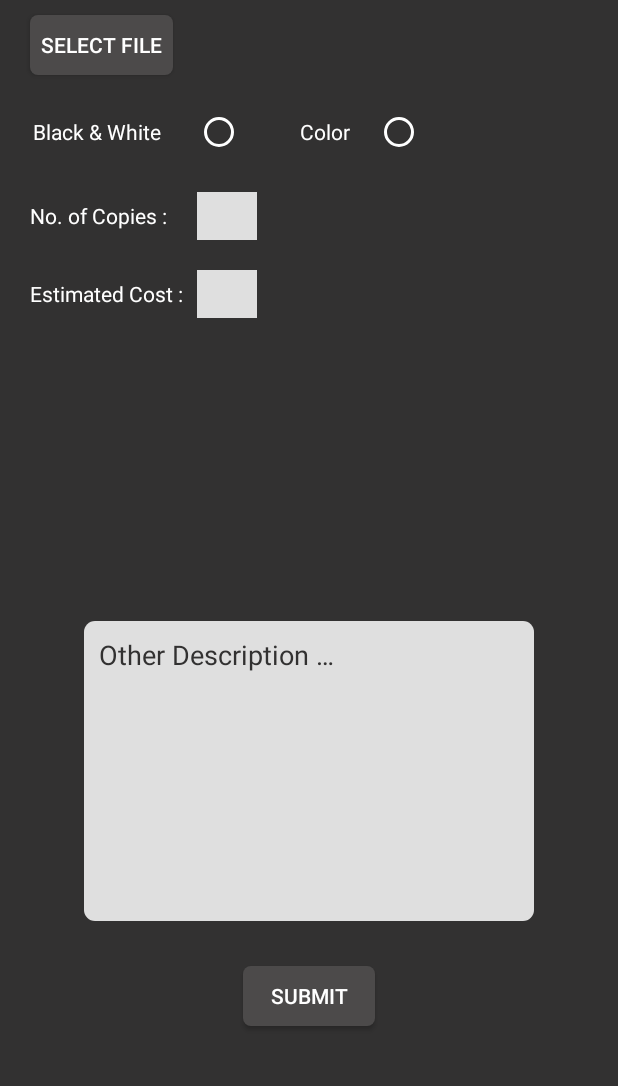
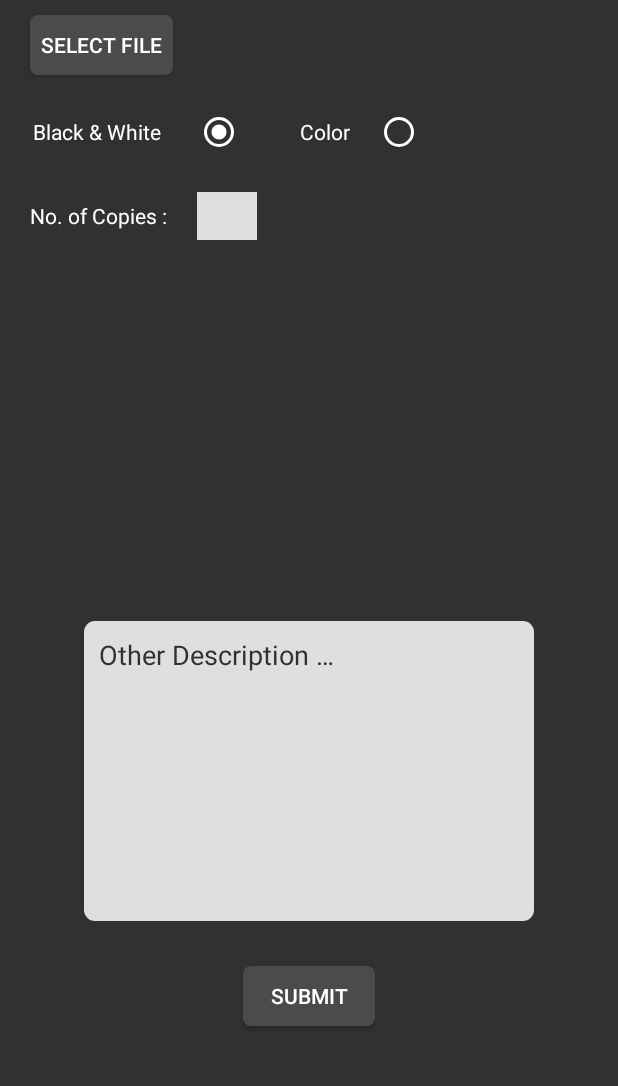
Before and after one commit to MK4070/PrintItEasy, an Android app: the screen it shows after launch once a user with an empty profile is signed in (SelectedShopActivity), after a tap on "ShopName_1", on a phone screen of 412 x 824 dp, the part 135-1221 px from its top. Run offline under Robolectric (Android 15) with nearby library versions, the phone set to English and light mode, and no system bars; our stand-ins replace Firebase (no records; nobody signed in at launch, a user with empty details on screens opened directly).

Commit message:
Updated 19/5

```diff
--- a/app/src/main/java/com/example/printiteasy/HomeActivity.java
+++ b/app/src/main/java/com/example/printiteasy/HomeActivity.java
@@ -1,11 +1,15 @@
 package com.example.printiteasy;
+import android.content.BroadcastReceiver;
+import android.content.Context;
 import android.content.Intent;
+import android.content.IntentFilter;
 import android.os.Bundle;
 import android.util.Log;
 import android.view.View;
 import android.widget.ImageButton;
 import androidx.annotation.Nullable;
 import androidx.appcompat.app.AppCompatActivity;
+import androidx.localbroadcastmanager.content.LocalBroadcastManager;
 import androidx.recyclerview.widget.LinearLayoutManager;
 import androidx.recyclerview.widget.RecyclerView;
 
@@ -19,6 +23,7 @@ public class HomeActivity extends AppCompatActivity implements ShopAdapter.OnNot
 
     //****16/5//sources>>mSource
     ArrayList<Source> sources;
+    String shopName;
     //****16/5
 
     //private FirebaseUser user = FirebaseAuth.getInstance().getCurrentUser();
@@ -36,6 +41,8 @@ public class HomeActivity extends AppCompatActivity implements ShopAdapter.OnNot
             @Override
             public void onClick(View v) {
                 Intent intent = new Intent(HomeActivity.this, SettingsActivity.class);
+                String email=null;
+                intent.putExtra(LoginActivity.userEmail,email);
                 startActivity(intent);
             }
         });
@@ -50,6 +57,8 @@ public class HomeActivity extends AppCompatActivity implements ShopAdapter.OnNot
         rvShops.setAdapter(adapter);
         //rvShops.setLayoutManager(new LinearLayoutManager(this));
         rvShops.setLayoutManager(horizontalLM);
+
+        LocalBroadcastManager.getInstance(this).registerReceiver(mMessageReceiver, new IntentFilter("shopName"));
 
     }
         //******************16/5****************
@@ -68,10 +77,20 @@ public class HomeActivity extends AppCompatActivity implements ShopAdapter.OnNot
         Log.d(TAG, "onNoteClick: clicked");
         Intent intent = new Intent(this, SelectedShopActivity.class);
 
-        //intent.putExtra("flag",);
+        intent.putExtra("name", shopName);
         //sources.get(position);
         startActivity(intent);
 
         Log.d(TAG, "onNoteClick: Started Activity SelectedShop");
     }
+
+    public BroadcastReceiver mMessageReceiver = new BroadcastReceiver() {
+        @Override
+        public void onReceive(Context context, Intent intent) {
+            shopName = intent.getStringExtra("name");
+
+
+        }
+    };
+
 }
--- a/app/src/main/java/com/example/printiteasy/LoginActivity.java
+++ b/app/src/main/java/com/example/printiteasy/LoginActivity.java
@@ -9,7 +9,7 @@ import android.content.Intent;
 //import android.content.SharedPreferences;
 import android.os.Bundle;
 import android.text.TextUtils;
-import android.util.Log;
+
 import android.util.Patterns;
 import android.view.View;
 import android.widget.Button;
--- a/app/src/main/java/com/example/printiteasy/ShopAdapter.java
+++ b/app/src/main/java/com/example/printiteasy/ShopAdapter.java
@@ -1,11 +1,15 @@
 package com.example.printiteasy;
 import android.content.Context;
+import android.content.Intent;
 import android.view.LayoutInflater;
 import android.view.View;
 import android.view.ViewGroup;
 import android.widget.TextView;
 import androidx.annotation.NonNull;
+import androidx.localbroadcastmanager.content.LocalBroadcastManager;
 import androidx.recyclerview.widget.RecyclerView;
+
+import java.util.ArrayList;
 import java.util.List;
 
 
@@ -13,7 +17,7 @@ public class ShopAdapter extends RecyclerView.Adapter<ShopAdapter.ViewHolder> {
 
     private List<Source> mSource;
     //**********?/
-
+    Context context;
     //////////////
     private OnNoteListener mOnNoteListener;
 
@@ -42,8 +46,11 @@ public class ShopAdapter extends RecyclerView.Adapter<ShopAdapter.ViewHolder> {
         textView3.setText(source.getRateColor());
         TextView textView4 = viewHolder.addressTextView;
         textView4.setText(source.getAddress());
+        ///////////////
 
-
+        Intent intent = new Intent("shopName");
+        intent.putExtra("name",source.getAddress());
+        LocalBroadcastManager.getInstance(context).sendBroadcast(intent);
     }
 
     @Override
@@ -57,7 +64,6 @@ public class ShopAdapter extends RecyclerView.Adapter<ShopAdapter.ViewHolder> {
 
         TextView shopNameTextView, rateBlackTextView, rateColorTextView,addressTextView;
         ///////////////
-        String str;
         //***********//
         OnNoteListener onNoteListener;
 
@@ -68,7 +74,6 @@ public class ShopAdapter extends RecyclerView.Adapter<ShopAdapter.ViewHolder> {
              rateColorTextView = itemView.findViewById(R.id.printRatesColor);
              addressTextView = itemView.findViewById(R.id.address);
              //********//
-            str = shopNameTextView.getText().toString().trim();
             /////////////
             this.onNoteListener = onNoteListener;
 
--- a/app/src/main/res/layout/activity_settings.xml
+++ b/app/src/main/res/layout/activity_settings.xml
@@ -11,7 +11,7 @@
     <TextView
         android:id="@+id/userEmail"
         android:layout_width="match_parent"
-        android:layout_height="40dp"
+        android:layout_height="wrap_content"
         android:text="@string/welcome"
         android:textAlignment="center"
         android:textColor="@color/textColor"
--- a/app/src/main/res/layout/selectedshop.xml
+++ b/app/src/main/res/layout/selectedshop.xml
@@ -68,17 +68,6 @@
         android:text="@string/noc"
         android:textColor="@color/textColor" />
 
-    <TextView
-        android:id="@+id/estimatedCostText"
-        android:layout_width="wrap_content"
-        android:layout_height="32dp"
-        android:layout_below="@+id/noc"
-        android:layout_marginStart="20dp"
-        android:layout_marginTop="20dp"
-        android:gravity="center"
-        android:text="@string/estimate"
-        android:textColor="@color/textColor" />
-
     <EditText
         android:id="@+id/otherDescription"
         android:layout_width="300dp"
@@ -100,6 +89,7 @@
         android:textColorHint="@color/bgColor" />
 
     <RadioGroup
+        android:id="@+id/choice"
         android:layout_width="wrap_content"
         android:layout_height="wrap_content"
         android:layout_marginStart="20dp"
@@ -112,6 +102,7 @@
 
         <RadioButton
             android:id="@+id/checkBoxBw"
+            android:checked="true"
             android:layout_width="120dp"
             android:layout_height="wrap_content"
             android:buttonTint="@color/textColor" />
@@ -132,26 +123,12 @@
         android:layout_marginStart="20dp"
         android:layout_below="@id/bwText"
         android:layout_marginTop="20dp"
-        android:autofillHints=""
+        android:importantForAutofill="no"
         android:background="@color/unselectedIcon"
         android:ems="10"
-        android:inputType="number"
         android:labelFor="@id/editTextNoc"
         android:paddingStart="5dp"
         android:paddingEnd="5dp" />
-
-    <TextView
-        android:id="@+id/estimatedCost"
-        android:layout_width="40dp"
-        android:layout_height="32dp"
-        android:layout_below="@id/noc"
-        android:layout_marginTop="20dp"
-        android:layout_marginStart="20dp"
-        android:layout_toEndOf="@id/noc"
-        android:background="@color/unselectedIcon"
-        android:paddingStart="5dp"
-        android:paddingEnd="5dp"
-        android:text="" />
 
     <Button
         android:id="@+id/submitButton"
```
Also changed, not shown: app/src/main/java/com/example/printiteasy/SelectedShopActivity.java (+113 -49 lines), app/src/main/java/com/example/printiteasy/SignUpActivity.java (+27 -2 lines).
